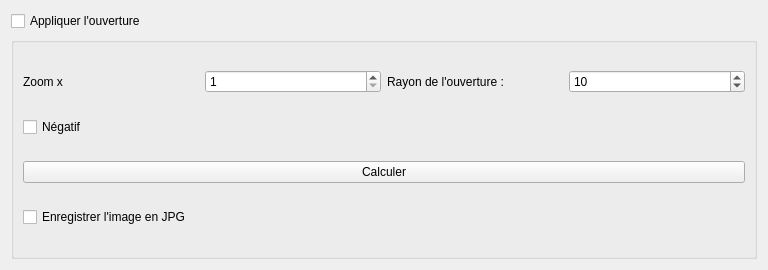
First picture: the form in openingform.ui, repository AugusteBonnin/CRACKS, before the edit.
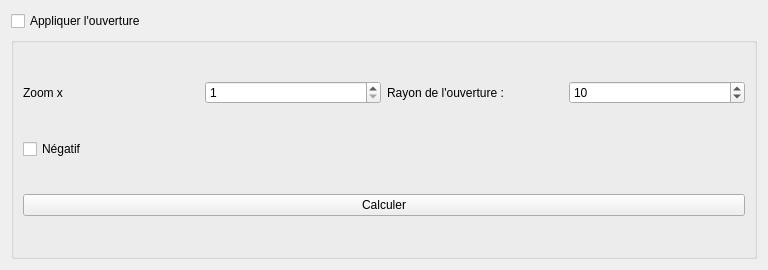
Second picture: the form after the edit.

```diff
--- a/openingform.ui
+++ b/openingform.ui
@@ -79,13 +79,6 @@
         </property>
        </widget>
       </item>
-      <item>
-       <widget class="QCheckBox" name="checkBox">
-        <property name="text">
-         <string>Enregistrer l'image en JPG</string>
-        </property>
-       </widget>
-      </item>
      </layout>
     </widget>
    </item>
```
